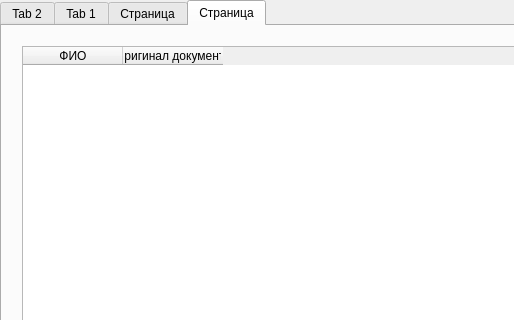
The window that top.ui (BagrKonstantin/nti_contest_alfa) describes before a commit, drawn with Qt 5; both pictures show x 0 to 514 and y 0 to 320 of the 776 by 718 pixel window.
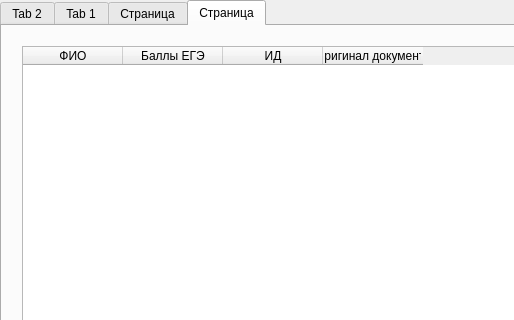
The same window after the commit.

Commit message: нарисовал

Patch:
```diff
--- a/top.ui
+++ b/top.ui
@@ -200,6 +200,16 @@
         <string>ФИО</string>
        </property>
       </column>
+      <column>
+       <property name="text">
+        <string>Баллы ЕГЭ</string>
+       </property>
+      </column>
+      <column>
+       <property name="text">
+        <string>ИД</string>
+       </property>
+      </column>
       <column>
        <property name="text">
         <string>Оригинал документа</string>
```
The commit also changes 2 other files.
